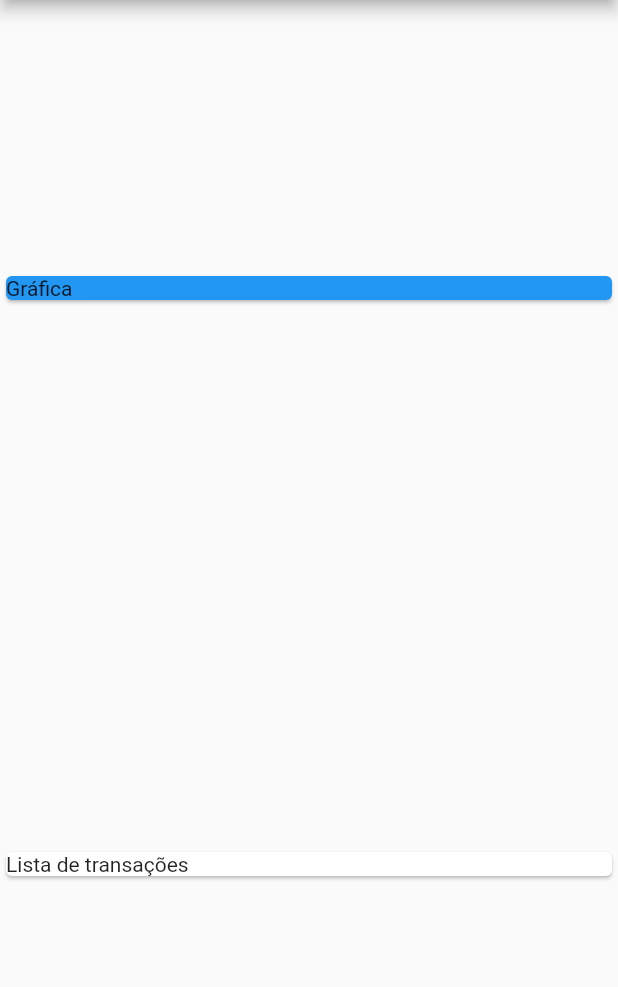
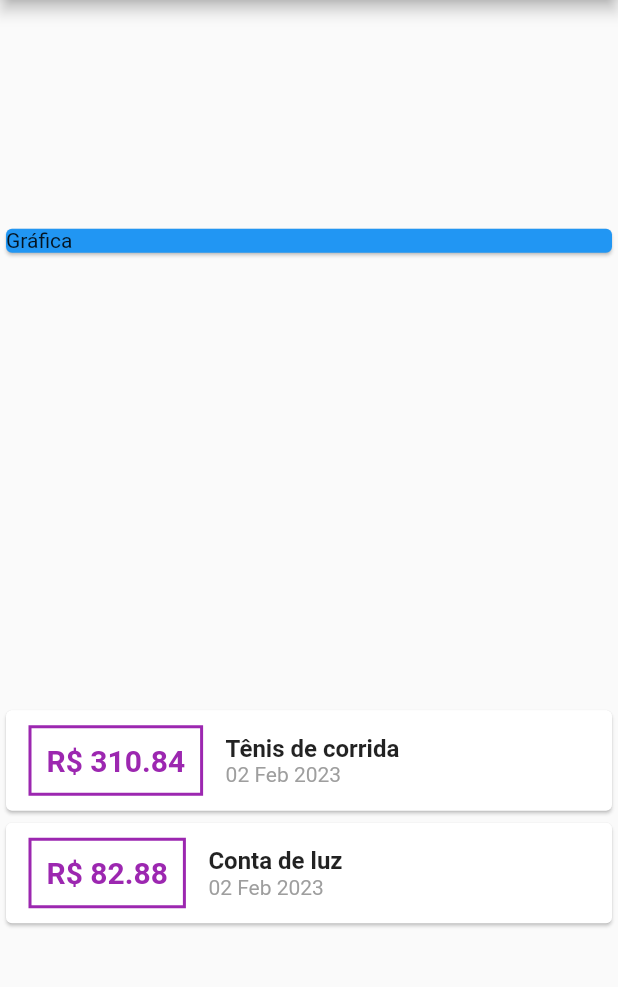
Before and after one commit to under-sin/expenses-flutter-app, a Flutter app: the screen it shows after launch, on a phone screen of 412 x 824 dp, the part 84-1071 px from its top. Run offline on Flutter 3.47's test engine with Material 2 defaults, Android fonts, the phone set to English and light mode, and no system bars.

Commit message:
Adicionando estilos na lista de transações

```diff
--- a/lib/main.dart
+++ b/lib/main.dart
@@ -1,4 +1,6 @@
+import 'package:expenses/models/transaction.dart';
 import 'package:flutter/material.dart';
+import 'package:intl/intl.dart';
 
 main() => runApp(const ExpensesApp());
 
@@ -7,12 +9,26 @@ class ExpensesApp extends StatelessWidget {
 
   @override
   Widget build(BuildContext context) {
-    return const MaterialApp(home: MyHomePage());
+    return MaterialApp(home: MyHomePage());
   }
 }
 
+// ignore: use_key_in_widget_constructors
 class MyHomePage extends StatelessWidget {
-  const MyHomePage({super.key});
+  final _transaction = [
+    Transaction(
+      id: 't1',
+      title: 'Tênis de corrida',
+      value: 310.84,
+      date: DateTime.now(),
+    ),
+    Transaction(
+      id: 't2',
+      title: 'Conta de luz',
+      value: 82.88,
+      date: DateTime.now(),
+    ),
+  ];
 
   @override
   Widget build(BuildContext context) {
@@ -33,8 +49,55 @@ class MyHomePage extends StatelessWidget {
               child: Text('Gráfica'),
             ),
           ),
-          const Card(
-            child: Text('Lista de transações'),
+          Column(
+            // Mapeando a lista de transações para mostra o title na tela
+            children: _transaction.map((tr) {
+              return Card(
+                child: Row(
+                  children: [
+                    Container(
+                      margin: const EdgeInsets.symmetric(
+                        horizontal: 15,
+                        vertical: 10,
+                      ),
+                      decoration: BoxDecoration(
+                        border: Border.all(
+                          color: Colors.purple,
+                          width: 2,
+                        ),
+                      ),
+                      padding: const EdgeInsets.all(10),
+                      child: Text(
+                        'R\$ ${tr.value.toStringAsFixed(2)}',
+                        style: const TextStyle(
+                            fontWeight: FontWeight.bold,
+                            fontSize: 20,
+                            color: Colors.purple),
+                      ),
+                    ),
+                    Column(
+                      crossAxisAlignment: CrossAxisAlignment.start,
+                      children: [
+                        Text(
+                          tr.title,
+                          style: const TextStyle(
+                            fontSize: 16,
+                            fontWeight: FontWeight.bold,
+                          ),
+                        ),
+                        Text(
+                          // lib que formata a data
+                          DateFormat('dd MMM y').format(tr.date),
+                          style: const TextStyle(
+                            color: Colors.grey,
+                          ),
+                        ),
+                      ],
+                    )
+                  ],
+                ),
+              );
+            }).toList(),
           )
         ],
       ),
--- /dev/null
+++ b/lib/models/transaction.dart
@@ -0,0 +1,13 @@
+class Transaction {
+  final String id;
+  final String title;
+  final double value;
+  final DateTime date;
+
+  Transaction({
+    required this.id,
+    required this.title,
+    required this.value,
+    required this.date,
+  });
+}
```
Also changed, not shown: pubspec.yaml (+47 -48 lines), pubspec.lock.
